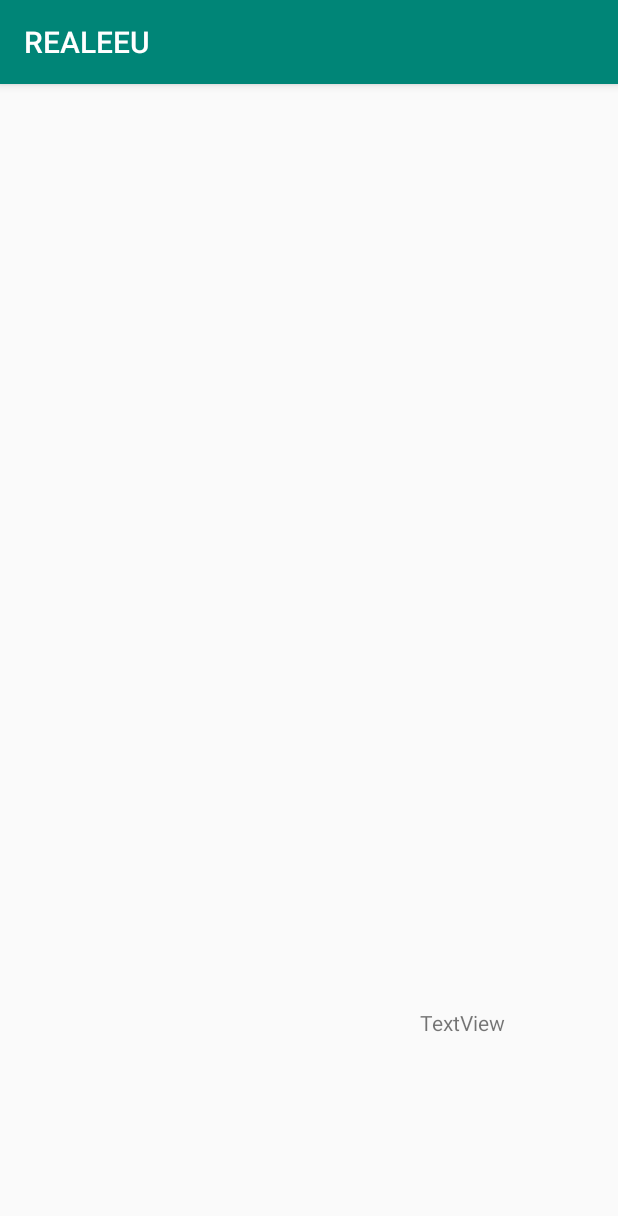
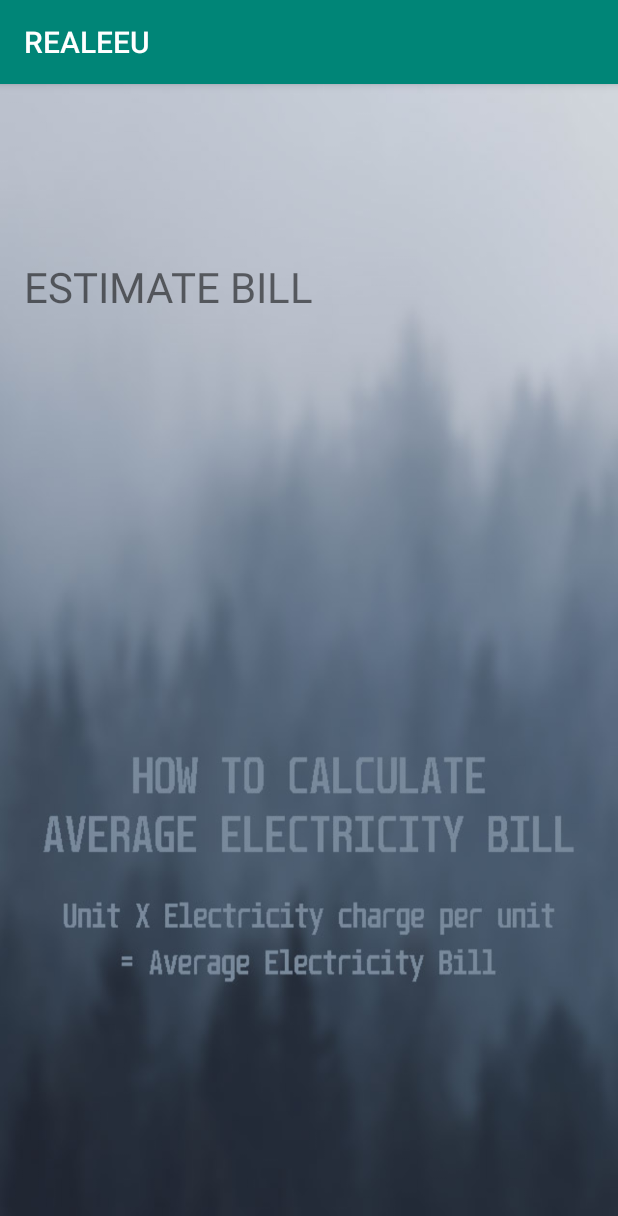
Before and after one commit to jinnygym/EEU-Program, an Android app: the LastActivity screen opened directly, with no data from a screen before it, on a phone screen of 412 x 824 dp. Shown: the top 1216 px of the screen. Run offline under Robolectric (Android 15) with nearby library versions, the phone set to English and light mode, and no system bars.

Commit message:
Update activity_last.xml
Ver.2.0 Activity

```diff
--- a/src/main/res/layout/activity_last.xml
+++ b/src/main/res/layout/activity_last.xml
@@ -1,25 +1,31 @@
 <?xml version="1.0" encoding="utf-8"?>
 <RelativeLayout xmlns:android="http://schemas.android.com/apk/res/android"
+    xmlns:tools="http://schemas.android.com/tools"
     android:layout_width="match_parent"
     android:layout_height="match_parent"
     android:paddingRight="16dp"
     android:paddingTop="16dp"
     android:paddingLeft="16dp"
     android:paddingBottom="50dp"
+    android:background="@drawable/walllast"
     android:orientation="vertical">
 
     <ListView
         android:id="@+id/recipe_list_view"
         android:layout_width="380dp"
-        android:layout_height="600dp"
+        android:layout_height="100dp"
+        android:layout_alignBottom="@id/textView2"
         android:layout_marginLeft="16dp"
-        android:layout_marginRight="16dp" />
+        android:layout_marginRight="16dp"
+        android:layout_marginBottom="-105dp" />
 
     <TextView
         android:id="@+id/textView2"
-        android:layout_below="@+id/recipe_list_view"
-        android:layout_alignRight="@id/recipe_list_view"
-        android:layout_width="100dp"
-        android:layout_height="wrap_content"
-        android:text="TextView" />
+        android:textSize="28dp"
+        android:layout_marginTop="100dp"
+        android:layout_width="200dp"
+        android:layout_height="50dp"
+        android:text="ESTIMATE BILL" />
+
+
 </RelativeLayout>
```
